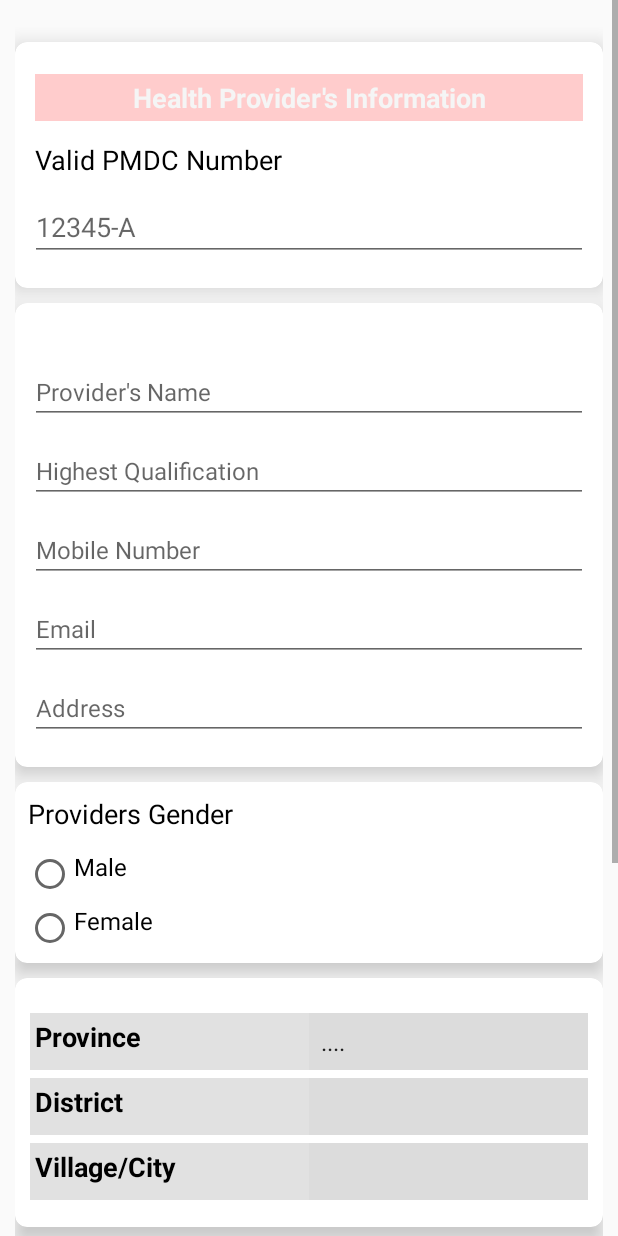
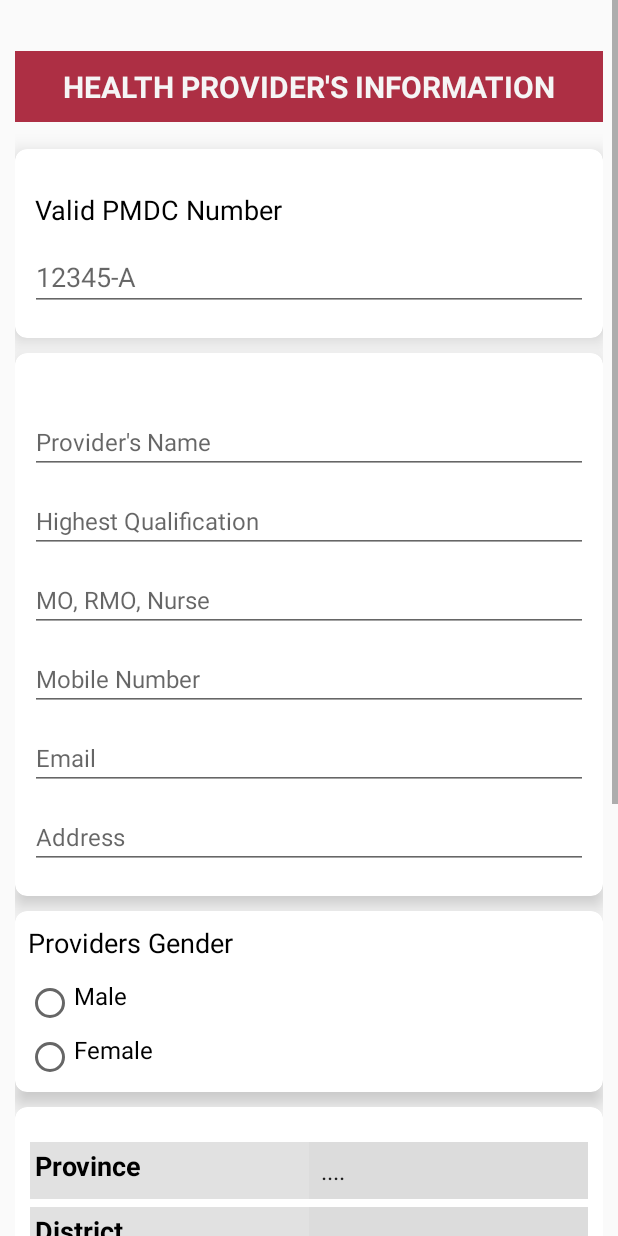
Before and after one commit to AliAzaz/DR_Registration, an Android app: the Providers_Enrollment screen opened directly, with no data from a screen before it, on a phone screen of 412 x 824 dp. Run offline under Robolectric (Android 15) with nearby library versions, the phone set to English and light mode, and no system bars; our stand-ins replace data binding; plain views replace MaskEditText; Roboto replaces fonts that are not available here.

Commit message:
spinner & layout Provider enrol

```diff
--- a/app/src/main/java/com/example/hassannaqvi/dr_registration/utils/Districts.java
+++ b/app/src/main/java/com/example/hassannaqvi/dr_registration/utils/Districts.java
@@ -30,7 +30,7 @@ public class Districts {
 
         List<String> list = new ArrayList<>();
 
-        list.add("Select");
+        list.add("....");
         Collection<String> coll = data.get(province);
         for (String item : coll) {
             list.add(item);
--- a/app/src/main/java/com/example/hassannaqvi/dr_registration/utils/VC.java
+++ b/app/src/main/java/com/example/hassannaqvi/dr_registration/utils/VC.java
@@ -69,7 +69,7 @@ public class VC {
 
         List<String> list = new ArrayList<>();
 
-        list.add("Select");
+        list.add("....");
         Collection<String> coll = data.get(district);
         for (String item : coll) {
             list.add(item);
--- a/app/src/main/res/layout/activity_providers__enrollment.xml
+++ b/app/src/main/res/layout/activity_providers__enrollment.xml
@@ -27,6 +27,21 @@
                 android:id="@+id/fldgrppe01"
                 style="@style/Q_Linerlayout_v">
 
+                <TextView
+                    android:id="@+id/lblMainMenu"
+                    android:layout_width="match_parent"
+                    android:layout_height="wrap_content"
+                    android:layout_marginBottom="8dp"
+                    android:layout_marginTop="16dp"
+                    android:background="@color/colorPrimary"
+                    android:padding="10dp"
+                    android:text="Health Provider's Information"
+                    android:textAlignment="center"
+                    android:textAllCaps="true"
+                    android:textColor="@color/white"
+                    android:textSize="20sp"
+                    android:textStyle="bold" />
+
                 <android.support.v7.widget.CardView
                     android:id="@+id/cv1"
                     android:layout_width="match_parent"
@@ -38,11 +53,6 @@
                     <LinearLayout
                         android:id="@+id/ll_providers"
                         style="@style/Q_Linerlayout_v">
-
-                        <TextView
-                            style="@style/TextViewHead"
-                            android:text="Health Provider's Information"
-                            android:textAlignment="center" />
 
                             <TextView
                                 style="@style/TextView"
@@ -71,7 +81,7 @@
 
 
                         <LinearLayout
-                            android:id="@+id/ll_providers2"
+                            android:id="@+id/llProviders2"
                             style="@style/Q_Linerlayout_v">
 
                             <EditText
@@ -85,6 +95,12 @@
                                 android:id="@+id/ed_qualification"
                                 style="@style/EditText"
                                 android:hint="Highest Qualification" />
+
+
+                            <EditText
+                                android:id="@+id/edDesignation"
+                                style="@style/EditText"
+                                android:hint="MO, RMO, Nurse" />
 
                             <EditText
                                 android:id="@+id/ed_mobile_no"
--- a/app/src/main/res/values/styles.xml
+++ b/app/src/main/res/values/styles.xml
@@ -280,7 +280,7 @@
         <item name="android:layout_height">wrap_content</item>
         <item name="android:textSize">18sp</item>
         <item name="android:textColor">@color/white</item>
-        <item name="android:background">@color/redPink</item>
+        <item name="android:background">@color/colorPrimary</item>
         <item name="android:padding">3dp</item>
         <item name="android:focusable">true</item>
         <item name="android:clickable">true</item>
@@ -361,7 +361,7 @@
         <item name="android:layout_height">wrap_content</item>
         <item name="android:textSize">17sp</item>
         <!-- <item name="android:stateListAnimator">@null</item> !-->
-        <item name="android:background">@color/redPink</item>
+        <item name="android:background">@color/ticker_red</item>
         <item name="android:textColor">@color/white</item>
     </style>
 
```
Also changed, not shown: 1 other file.
